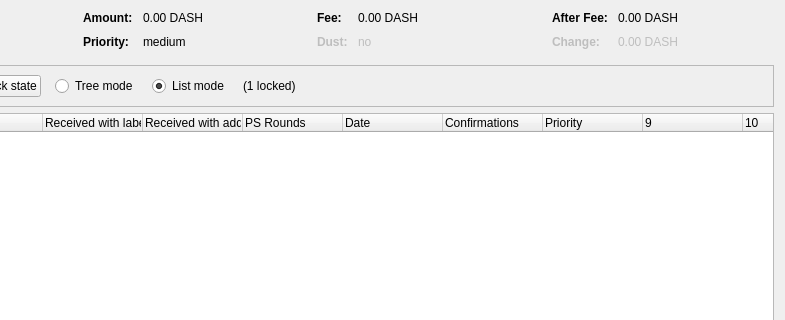
First picture: the form in src/qt/forms/coincontroldialog.ui, repository BurningMan44/SprintCoin, before the edit; both pictures show x 169 to 954 and y 0 to 320 of the 954 by 500 pixel window.
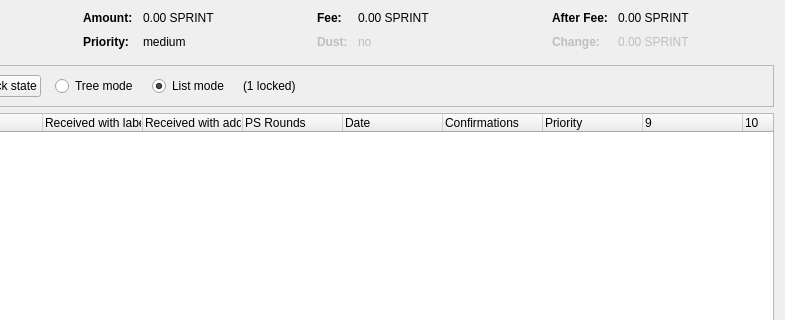
Second picture: the form after the edit. Custom widgets are drawn as their Qt base class.

```diff
--- a/src/qt/forms/coincontroldialog.ui
+++ b/src/qt/forms/coincontroldialog.ui
@@ -132,7 +132,7 @@
           <enum>Qt::ActionsContextMenu</enum>
          </property>
          <property name="text">
-          <string notr="true">0.00 DASH</string>
+          <string notr="true">0.00 SPRINT</string>
          </property>
          <property name="textInteractionFlags">
           <set>Qt::LinksAccessibleByMouse|Qt::TextSelectableByKeyboard|Qt::TextSelectableByMouse</set>
@@ -206,7 +206,7 @@
           <enum>Qt::ActionsContextMenu</enum>
          </property>
          <property name="text">
-          <string notr="true">0.00 DASH</string>
+          <string notr="true">0.00 SPRINT</string>
          </property>
          <property name="textInteractionFlags">
           <set>Qt::LinksAccessibleByMouse|Qt::TextSelectableByKeyboard|Qt::TextSelectableByMouse</set>
@@ -286,7 +286,7 @@
           <enum>Qt::ActionsContextMenu</enum>
          </property>
          <property name="text">
-          <string notr="true">0.00 DASH</string>
+          <string notr="true">0.00 SPRINT</string>
          </property>
          <property name="textInteractionFlags">
           <set>Qt::LinksAccessibleByMouse|Qt::TextSelectableByKeyboard|Qt::TextSelectableByMouse</set>
@@ -321,7 +321,7 @@
           <enum>Qt::ActionsContextMenu</enum>
          </property>
          <property name="text">
-          <string notr="true">0.00 DASH</string>
+          <string notr="true">0.00 SPRINT</string>
          </property>
          <property name="textInteractionFlags">
           <set>Qt::LinksAccessibleByMouse|Qt::TextSelectableByKeyboard|Qt::TextSelectableByMouse</set>
```
